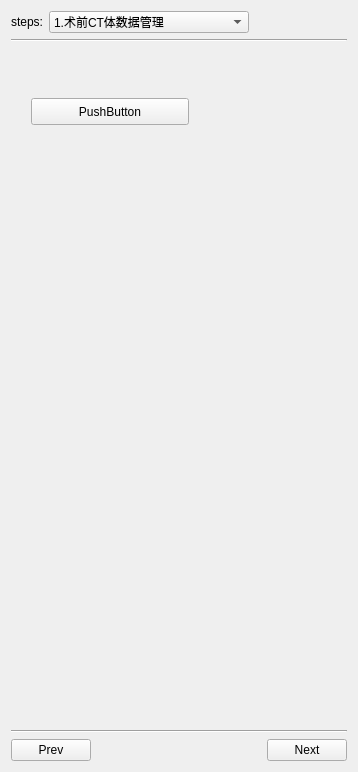
zhang-heng/v23, file src/Plugins/org.vtt.myplugin/src/internal/VttViewControls.ui: the form before one commit.
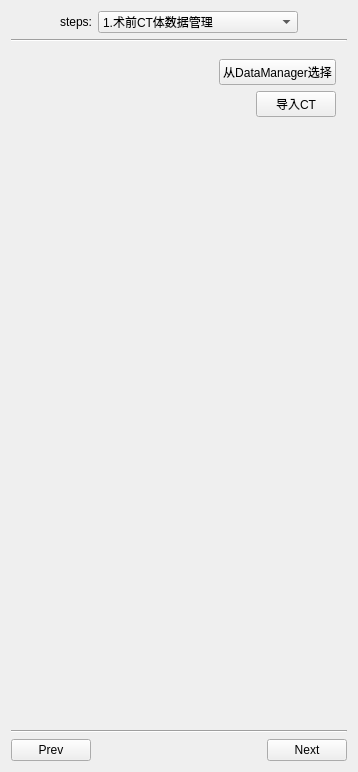
The form after the commit.

```diff
--- a/src/Plugins/org.vtt.myplugin/src/internal/VttViewControls.ui
+++ b/src/Plugins/org.vtt.myplugin/src/internal/VttViewControls.ui
@@ -22,6 +22,19 @@
   <layout class="QVBoxLayout" name="verticalLayout">
    <item>
     <layout class="QHBoxLayout" name="horizontalLayout_2">
+     <item>
+      <spacer name="horizontalSpacer_5">
+       <property name="orientation">
+        <enum>Qt::Horizontal</enum>
+       </property>
+       <property name="sizeHint" stdset="0">
+        <size>
+         <width>40</width>
+         <height>20</height>
+        </size>
+       </property>
+      </spacer>
+     </item>
      <item>
       <widget class="QLabel" name="label">
        <property name="text">
@@ -70,7 +83,7 @@
     </layout>
    </item>
    <item>
-    <widget class="Line" name="line">
+    <widget class="Line" name="line_2">
      <property name="orientation">
       <enum>Qt::Horizontal</enum>
      </property>
@@ -78,27 +91,86 @@
    </item>
    <item>
     <widget class="QStackedWidget" name="stackedWidget">
+     <property name="layoutDirection">
+      <enum>Qt::LeftToRight</enum>
+     </property>
+     <property name="autoFillBackground">
+      <bool>false</bool>
+     </property>
+     <property name="currentIndex">
+      <number>0</number>
+     </property>
      <widget class="QWidget" name="page_1">
-      <widget class="QPushButton" name="ButtonImport">
-       <property name="geometry">
-        <rect>
-         <x>20</x>
-         <y>50</y>
-         <width>158</width>
-         <height>27</height>
-        </rect>
-       </property>
-       <property name="text">
-        <string>PushButton</string>
-       </property>
-      </widget>
+      <layout class="QVBoxLayout" name="verticalLayout_2">
+       <item>
+        <layout class="QHBoxLayout" name="horizontalLayout_4">
+         <item>
+          <spacer name="horizontalSpacer_4">
+           <property name="orientation">
+            <enum>Qt::Horizontal</enum>
+           </property>
+           <property name="sizeHint" stdset="0">
+            <size>
+             <width>40</width>
+             <height>20</height>
+            </size>
+           </property>
+          </spacer>
+         </item>
+         <item>
+          <widget class="QPushButton" name="ButtonCTOpen">
+           <property name="text">
+            <string>从DataManager选择</string>
+           </property>
+          </widget>
+         </item>
+        </layout>
+       </item>
+       <item>
+        <layout class="QHBoxLayout" name="horizontalLayout">
+         <item>
+          <spacer name="horizontalSpacer_3">
+           <property name="orientation">
+            <enum>Qt::Horizontal</enum>
+           </property>
+           <property name="sizeHint" stdset="0">
+            <size>
+             <width>40</width>
+             <height>20</height>
+            </size>
+           </property>
+          </spacer>
+         </item>
+         <item>
+          <widget class="QPushButton" name="ButtonCTImport">
+           <property name="text">
+            <string>导入CT</string>
+           </property>
+          </widget>
+         </item>
+        </layout>
+       </item>
+       <item>
+        <spacer name="verticalSpacer">
+         <property name="orientation">
+          <enum>Qt::Vertical</enum>
+         </property>
+         <property name="sizeHint" stdset="0">
+          <size>
+           <width>20</width>
+           <height>40</height>
+          </size>
+         </property>
+        </spacer>
+       </item>
+      </layout>
      </widget>
      <widget class="QWidget" name="page_2"/>
      <widget class="QWidget" name="page_3"/>
     </widget>
    </item>
    <item>
-    <widget class="Line" name="line_2">
+    <widget class="Line" name="line">
      <property name="orientation">
       <enum>Qt::Horizontal</enum>
      </property>
```
